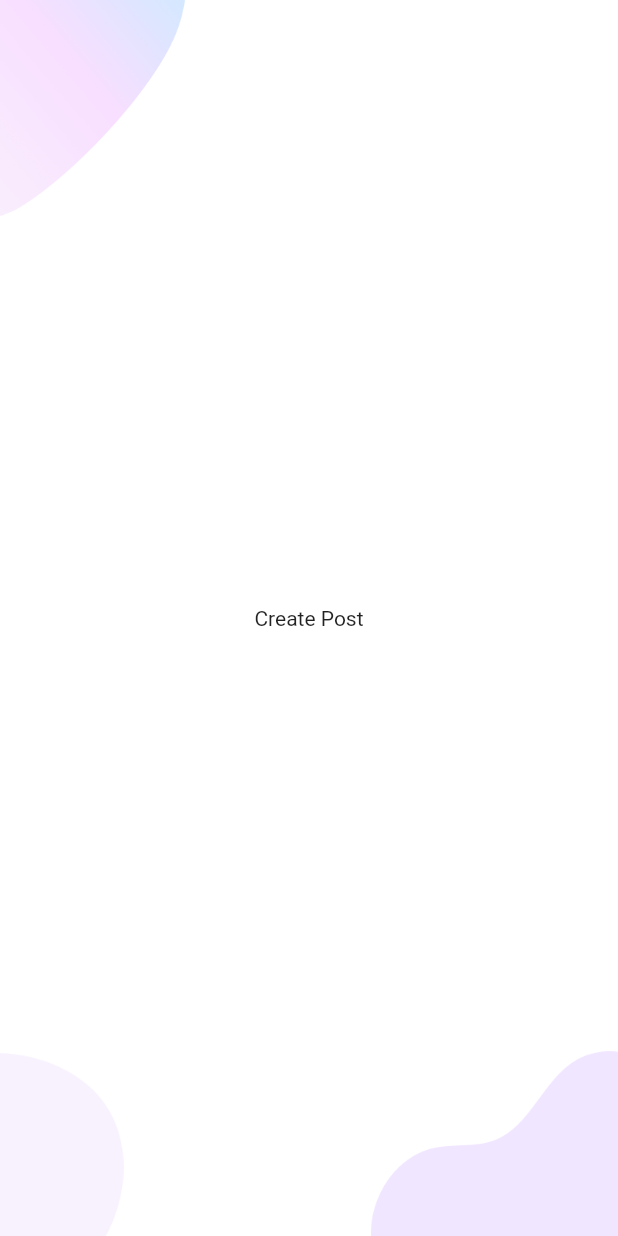
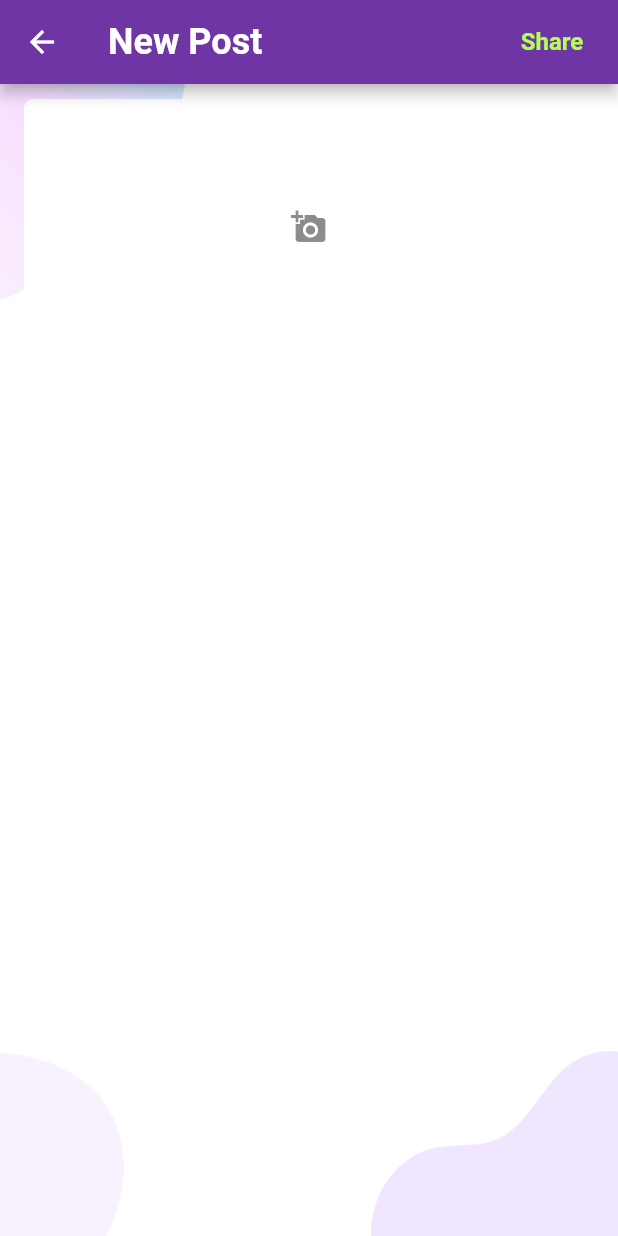
Before and after one commit to Satyam-Jaiswal/Social-Media-App, a Flutter app: the CreatePost screen opened directly, on a phone screen of 412 x 824 dp. Run offline on Flutter 3.47's test engine with Material 2 defaults, Android fonts, the phone set to English and light mode, and no system bars; our stand-ins replace cached_network_image, cloud_firestore, flutter_svg, google_sign_in, image_picker; accounts and stored records are empty.

Commit message:
Attempt 3

```diff
--- a/lib/Screens/checkLogin.dart
+++ b/lib/Screens/checkLogin.dart
@@ -1,4 +1,3 @@
-// import 'dart:html';
 
 import 'package:Walnut/Components/backgroung.dart';
 import 'package:Walnut/Components/or_divider.dart';
@@ -76,6 +75,7 @@ class _CheckLoginState extends State<CheckLogin> {
   }
 
   logInUser() {
+    print('glogintapped');
     gSignIn.signIn();
   }
 
@@ -125,7 +125,6 @@ class _CheckLoginState extends State<CheckLogin> {
 
   Scaffold loginScreen() {
     Size size = MediaQuery.of(context).size;
-    // This size provide us total height and width of our screen
     return Scaffold(
       body: Background(
         child: SingleChildScrollView(
--- a/lib/Screens/createPost.dart
+++ b/lib/Screens/createPost.dart
@@ -1,16 +1,85 @@
+import 'dart:io';
 
 import 'package:Walnut/Components/backgroung.dart';
 import 'package:flutter/material.dart';
+import 'package:image_picker/image_picker.dart';
 
 class CreatePost extends StatefulWidget {
-    @override
+  @override
   _CreatePostState createState() => _CreatePostState();
 }
 
 class _CreatePostState extends State<CreatePost> {
+
+  File photo;
+
+  Future getImage() async {
+    var image = await ImagePicker.pickImage(source: ImageSource.gallery);
+
+    setState(() {
+      photo = image;
+    });
+  }
+
+void clearPostInfo(){
+  print('this will clear the post form');
+}
+
   @override
   Widget build(BuildContext context) {
-   return Scaffold(body: Background(child: Text('Create Post')),);
+    return Scaffold(
+      appBar: AppBar(
+        leading: IconButton(icon: Icon(Icons.arrow_back),onPressed: clearPostInfo,),
+        title: Text("New Post",style: TextStyle(fontSize: 24.0,fontWeight: FontWeight.bold),),
+        actions: <Widget>[
+          FlatButton(
+            // onPressed: uploading ? null : () => controlUploadingAndSave(),
+            child: Text("Share", style: TextStyle(color: Colors.lightGreenAccent, fontWeight: FontWeight.bold, fontSize: 16.0),),
+          ),
+        ],
+      ),
+      body:
+      Background(child:
+      Container(
+              child: Column(
+                children: <Widget>[
+                  SizedBox(
+                    height: 10,
+                  ),
+                  GestureDetector(
+                      onTap: () {
+                        getImage();
+                      },
+                      child: photo != null
+                          ? Container(
+                              margin: EdgeInsets.symmetric(horizontal: 16),
+                              height: 170,
+                              width: MediaQuery.of(context).size.width,
+                              child: ClipRRect(
+                                borderRadius: BorderRadius.circular(6),
+                                child: Image.file(
+                                  photo,
+                                  fit: BoxFit.cover,
+                                ),
+                              ),
+                            )
+                          : Container(
+                              margin: EdgeInsets.symmetric(horizontal: 16),
+                              height: 170,
+                              decoration: BoxDecoration(
+                                  color: Colors.white,
+                                  borderRadius: BorderRadius.circular(6)),
+                              width: MediaQuery.of(context).size.width,
+                              child: Icon(
+                                Icons.add_a_photo,
+                                color: Colors.black45,
+                              ),
+                            )),
+                  SizedBox(
+                    height: 8,
+                  ),])
+    )));
+
+
   }
-
 }
--- a/lib/Screens/timeline.dart
+++ b/lib/Screens/timeline.dart
@@ -97,7 +97,7 @@ class _TimelineState extends State<Timeline> {
               context,
               MaterialPageRoute(
                 builder: (context) {
-                  return CreatePost(currentUser);
+                  return CreatePost();
                 },
               ),
             );
```
Also changed, not shown: lib/models/postWidget.dart (+28 -12 lines).
